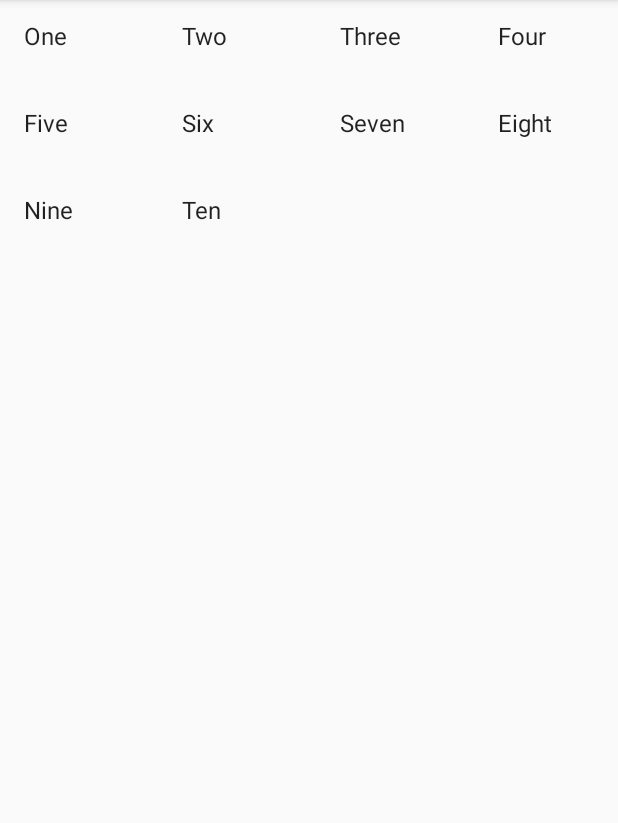
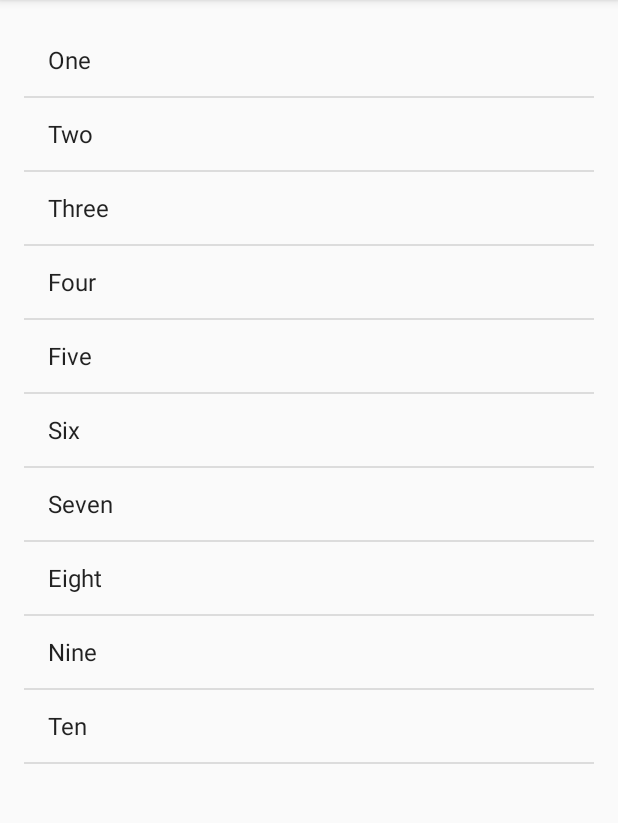
Before and after one commit to NoaBar/Miwok, an Android app: the NumbersActivity screen opened directly, with no data from a screen before it, on a phone screen of 412 x 824 dp, the part 84-907 px from its top. Run offline under Robolectric (Android 15) with nearby library versions, the phone set to English and light mode, and no system bars.

Commit message:
Changing back to ListView.
creating a new list_item_layout

```diff
--- a/app/src/main/java/com/example/android/miwok/NumbersActivity.java
+++ b/app/src/main/java/com/example/android/miwok/NumbersActivity.java
@@ -43,7 +43,7 @@ public class NumbersActivity extends AppCompatActivity {
         // Find the {@link ListView} object in the view hierarchy of the {@link Activity}.
         // There should be a {@link ListView} with the view ID called list, which is declared in the
         // activity_numbers.xml layout file.
-        GridView listView = (GridView) findViewById(R.id.list);
+        ListView listView = (ListView) findViewById(R.id.list);
 
         // Make the {@link ListView} use the {@link ArrayAdapter} we created above, so that the
         // {@link ListView} will display list items for each word in the list of words.
--- a/app/src/main/res/layout/activity_numbers.xml
+++ b/app/src/main/res/layout/activity_numbers.xml
@@ -1,23 +1,13 @@
 <?xml version="1.0" encoding="utf-8"?>
-<GridView xmlns:android="http://schemas.android.com/apk/res/android"
-    xmlns:app="http://schemas.android.com/apk/res-auto"
+<ListView xmlns:android="http://schemas.android.com/apk/res/android"
     xmlns:tools="http://schemas.android.com/tools"
+    android:id="@+id/list"
     android:layout_width="match_parent"
     android:layout_height="match_parent"
-    android:id="@+id/list"
-    tools:context="com.example.android.miwok.NumbersActivity"
-    android:columnWidth="90dp"
-    android:numColumns="auto_fit"
-    android:verticalSpacing="10dp"
-    android:horizontalSpacing="10dp"
-    android:stretchMode="columnWidth"
-    android:gravity="center">
-    <!--
     android:orientation="vertical"
     android:paddingBottom="@dimen/activity_vertical_margin"
     android:paddingLeft="@dimen/activity_horizontal_margin"
     android:paddingRight="@dimen/activity_horizontal_margin"
     android:paddingTop="@dimen/activity_vertical_margin"
-    -->
-
-</GridView>
+    tools:context="com.example.android.miwok.NumbersActivity">
+</ListView>
--- a/app/src/main/res/values/dimens.xml
+++ b/app/src/main/res/values/dimens.xml
@@ -19,4 +19,5 @@
     <dimen name="activity_horizontal_margin">16dp</dimen>
     <dimen name="activity_vertical_margin">16dp</dimen>
     <dimen name="tendp">10dp</dimen>
+    <dimen name="words_padding">16dp</dimen>
 </resources>
```
Also changed, not shown: app/src/main/res/layout/list_item.xml (added, +25 -0 lines).
